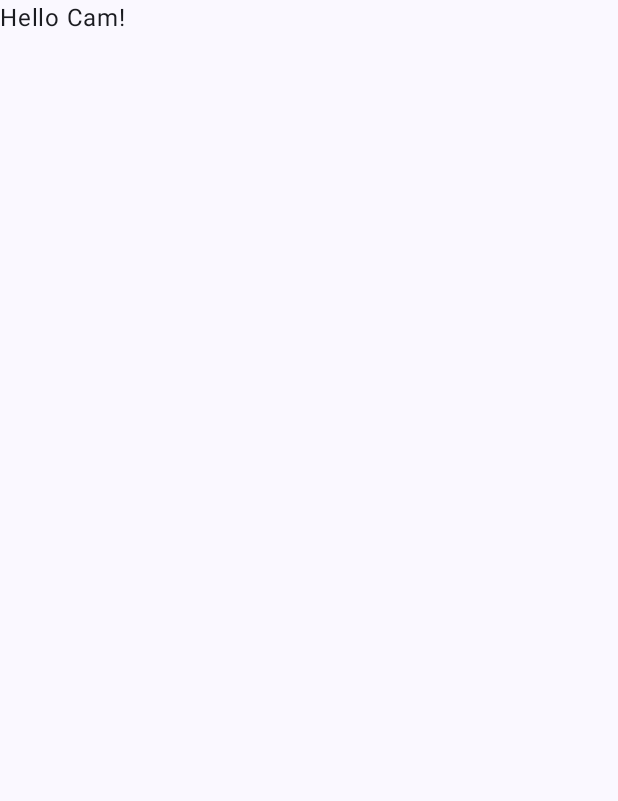
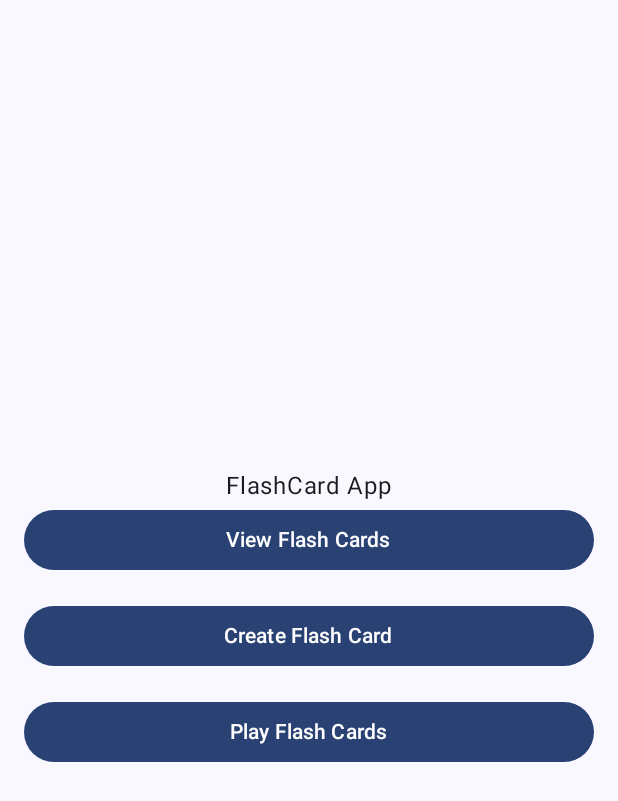
Before and after one commit to CamPells/FlashCardApp, an Android app built with Jetpack Compose: the screen it shows after launch (MainActivity), on a phone screen of 412 x 824 dp. Before the commit the part shown is almost empty. Shown: the top 801 px of the screen. Run offline under Robolectric (Android 15) with nearby library versions, the phone set to English and light mode, and no system bars.

Commit message:
added maiun applcoation

```diff
--- a/app/src/main/java/cpe81/flashcard/app/MainActivity.kt
+++ b/app/src/main/java/cpe81/flashcard/app/MainActivity.kt
@@ -4,14 +4,22 @@ import android.os.Bundle
 import androidx.activity.ComponentActivity
 import androidx.activity.compose.setContent
 import androidx.activity.enableEdgeToEdge
+import androidx.compose.foundation.layout.Arrangement
+import androidx.compose.foundation.layout.Column
+import androidx.compose.foundation.layout.Spacer
 import androidx.compose.foundation.layout.fillMaxSize
+import androidx.compose.foundation.layout.fillMaxWidth
+import androidx.compose.foundation.layout.height
 import androidx.compose.foundation.layout.padding
+import androidx.compose.material3.Button
 import androidx.compose.material3.ExperimentalMaterial3Api
 import androidx.compose.material3.Scaffold
 import androidx.compose.material3.Text
 import androidx.compose.runtime.Composable
+import androidx.compose.ui.Alignment
 import androidx.compose.ui.Modifier
 import androidx.compose.ui.tooling.preview.Preview
+import androidx.compose.ui.unit.dp
 import cpe81.flashcard.app.ui.theme.FlashCardAppTheme
 
 class MainActivity : ComponentActivity() {
@@ -22,10 +30,7 @@ class MainActivity : ComponentActivity() {
         setContent {
             FlashCardAppTheme {
                 Scaffold(modifier = Modifier.fillMaxSize()) { innerPadding ->
-                    Greeting(
-                        name = "Cam",
-                        modifier = Modifier.padding(innerPadding)
-                    )
+                    HomePage(modifier = Modifier.padding(innerPadding))
                 }
             }
         }
@@ -33,17 +38,42 @@ class MainActivity : ComponentActivity() {
 }
 
 @Composable
-fun Greeting(name: String, modifier: Modifier = Modifier) {
-    Text(
-        text = "Hello $name!",
+fun HomePage(modifier: Modifier = Modifier) {
+    Column(
         modifier = modifier
-    )
+            .fillMaxSize()
+            .padding(16.dp),
+        verticalArrangement = Arrangement.Center,
+        horizontalAlignment = Alignment.CenterHorizontally
+    ) {
+        Text(text ="FlashCard App")
+        Button(
+            onClick = { /* Navigate to View Flash Cards screen */ },
+            modifier = Modifier.fillMaxWidth()
+        ) {
+            Text(text = "View Flash Cards")
+        }
+        Spacer(modifier = Modifier.height(16.dp))
+        Button(
+            onClick = { /* Navigate to Create Flash Card screen */ },
+            modifier = Modifier.fillMaxWidth()
+        ) {
+            Text(text = "Create Flash Card")
+        }
+        Spacer(modifier = Modifier.height(16.dp))
+        Button(
+            onClick = { /* Navigate to Play Flash Cards screen */ },
+            modifier = Modifier.fillMaxWidth()
+        ) {
+            Text(text = "Play Flash Cards")
+        }
+    }
 }
 
 @Preview(showBackground = true)
 @Composable
-fun GreetingPreview() {
+fun HomePagePreview() {
     FlashCardAppTheme {
-        Greeting("Android")
+        HomePage()
     }
 }
--- /dev/null
+++ b/app/src/main/java/cpe81/flashcard/app/screens/CreateFlashCard.kt
@@ -0,0 +1 @@
+package cpe81.flashcard.app.screens
--- /dev/null
+++ b/app/src/main/java/cpe81/flashcard/app/viewmodels/CreateFlashCardViewModel.java
@@ -0,0 +1,4 @@
+package cpe81.flashcard.app.viewmodels;
+
+public class CreateFlashCardViewModel {
+}
```
Also changed, not shown: app/src/main/java/cpe81/flashcard/app/MainApplication.kt (added, +20 -0 lines), app/src/main/java/cpe81/flashcard/app/datastore/DataAccessModule.kt (+5 -5 lines), app/src/main/java/cpe81/flashcard/app/models/FlashCard.kt (added, +43 -0 lines), app/src/main/java/cpe81/flashcard/app/models/Note.kt (deleted, +0 -72 lines), app/src/main/java/cpe81/flashcard/app/util/Utilities.kt (added, +12 -0 lines).
